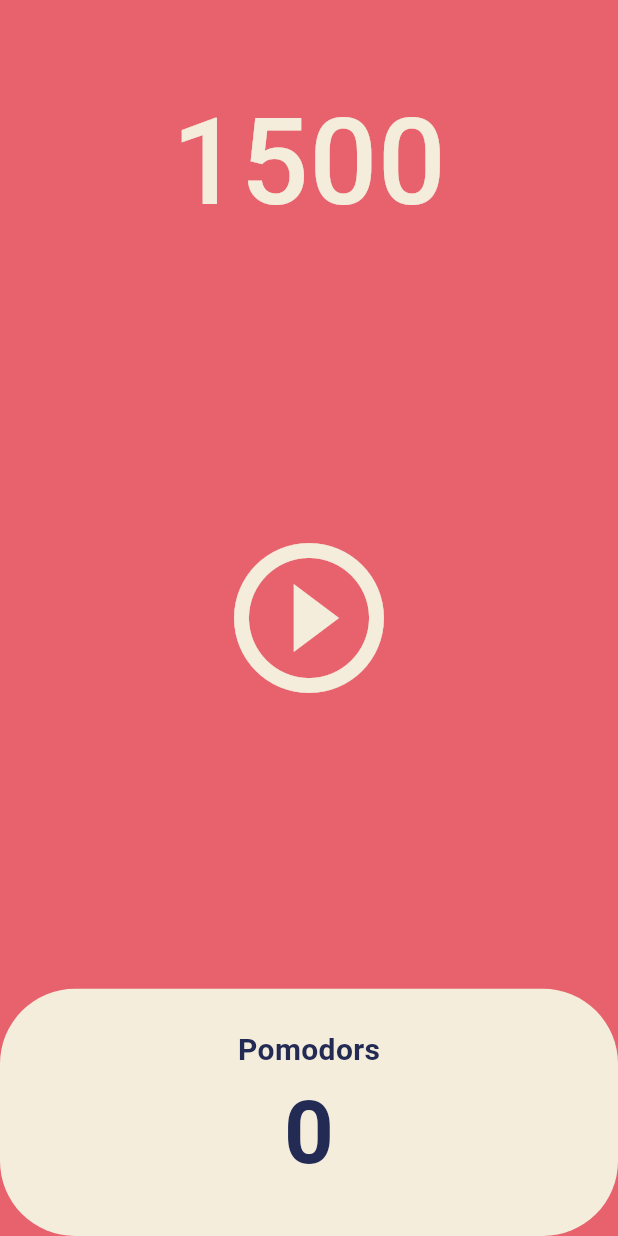
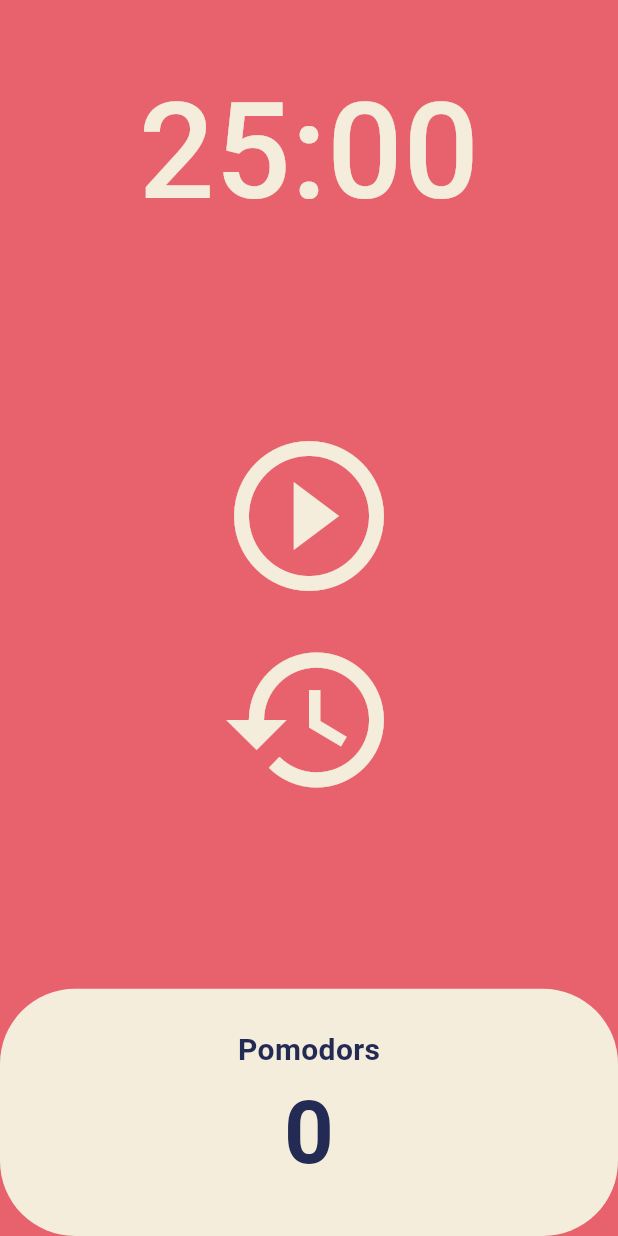
Before and after one commit to hunter10/pomodoro, a Flutter app: the screen it shows after launch, on a phone screen of 412 x 824 dp. Run offline on Flutter 3.47's test engine with Material 3 defaults, Android fonts, the phone set to English and light mode, and no system bars.

Commit message:
리셋 버튼 추가

```diff
--- a/lib/screens/home_screen.dart
+++ b/lib/screens/home_screen.dart
@@ -9,14 +9,25 @@ class HomeScreen extends StatefulWidget {
 }
 
 class _HomeScreenState extends State<HomeScreen> {
-  int totalSeconds = 1500;
+  static const twentyFiveMinutes = 1500;
+  int totalSeconds = twentyFiveMinutes;
   bool isRunning = false;
   late Timer timer;
+  int totalPomodoros = 0;
 
   void onTick(Timer timer) {
+    if (totalSeconds == 0) {
+      setState(() {
+        totalPomodoros = totalPomodoros + 1;
+        isRunning = false;
+        totalSeconds = twentyFiveMinutes;
+      });
+      timer.cancel();
+    } else {
       setState(() {
         totalSeconds = totalSeconds - 1;
       });
+    }
   }
 
   void onStartPressed() {
@@ -36,6 +47,20 @@ class _HomeScreenState extends State<HomeScreen> {
     });
   }
 
+  void onResetPressed() {
+    timer.cancel();
+    setState(() {
+      isRunning = false;
+      totalSeconds = twentyFiveMinutes;
+    });
+  }
+
+  String format(int seconds) {
+    var duration = Duration(seconds: seconds);
+    return (duration.toString().split(".").first.substring(2, 7));
+    // return '$seconds';
+  }
+
   @override
   Widget build(BuildContext context) {
     return Scaffold(
@@ -46,17 +71,21 @@ class _HomeScreenState extends State<HomeScreen> {
             flex: 1,
             child: Container(
               alignment: Alignment.bottomCenter,
-              child: Text('$totalSeconds',
+              child: Text(format(totalSeconds),
                   style: TextStyle(
                     color: Theme.of(context).cardColor,
-                    fontSize: 80,
+                    fontSize: 89,
                     fontWeight: FontWeight.w500,
                   )),
             ),
           ),
           Flexible(
             flex: 3,
-            child: Center(
+            child: Container(
+              child: Column(
+                mainAxisAlignment: MainAxisAlignment.center,
+                children: [
+                  Center(
                     child: IconButton(
                       iconSize: 120,
                       color: Theme.of(context).cardColor,
@@ -64,7 +93,19 @@ class _HomeScreenState extends State<HomeScreen> {
                       icon: Icon(isRunning
                           ? Icons.pause_circle_outlined
                           : Icons.play_circle_outline),
-            )),
+                    ),
+                  ),
+                  Center(
+                    child: IconButton(
+                      iconSize: 120,
+                      color: Theme.of(context).cardColor,
+                      onPressed: onResetPressed,
+                      icon: const Icon(Icons.restore_outlined),
+                    ),
+                  ),
+                ],
+              ),
+            ),
           ),
           Flexible(
             flex: 1,
@@ -89,7 +130,7 @@ class _HomeScreenState extends State<HomeScreen> {
                           ),
                         ),
                         Text(
-                          '0',
+                          '$totalPomodoros',
                           style: TextStyle(
                             fontSize: 58,
                             fontWeight: FontWeight.w600,
```
Lines whose indentation alone changed are shown as unchanged.
